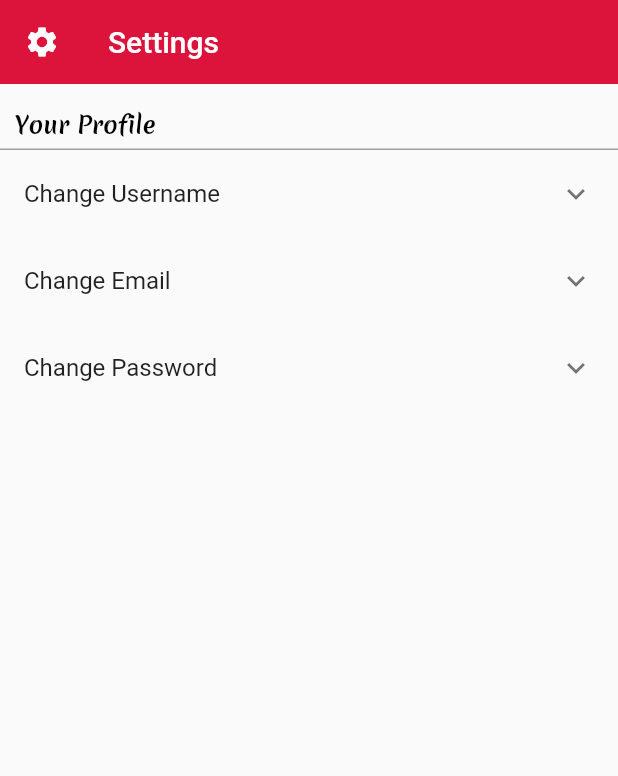
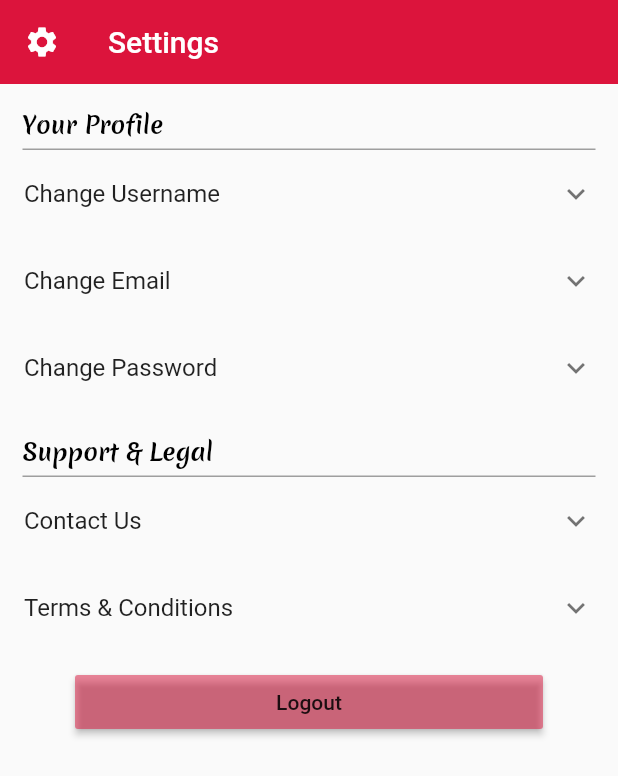
Before and after one commit to Shusmoy108/coffee-shop, a Flutter app: the SettingPage screen opened directly, on a phone screen of 412 x 824 dp. Shown: the top 776 px of the screen. Run offline on Flutter 3.47's test engine with Material 2 defaults, Android fonts, the phone set to English and light mode, and no system bars; our stand-ins replace flutter_map, font_awesome_flutter, latlong; missing offline and left inert: qrcode_reader, unicorndial.

Commit message:
settings page updated

```diff
--- /dev/null
+++ b/lib/src/screens/settingspage/log_out.dart
@@ -0,0 +1,25 @@
+import 'package:flutter/material.dart';
+import '../loginregisterpage/login_register_page.dart';
+
+class LogOut extends StatelessWidget {
+  @override
+  Widget build(BuildContext context) {
+    return Container(
+      padding: EdgeInsets.symmetric(horizontal: 50.0, vertical: 10.0),
+      child: RaisedButton(
+        child: Text('Logout'),
+        color: Color.fromRGBO(220, 20, 60, 0.5),
+        onPressed: () {
+          Navigator.of(context).pushAndRemoveUntil(
+            MaterialPageRoute(
+              builder: (BuildContext context) {
+                return LoginRegisterPage();
+              },
+            ),
+            (Route<dynamic> route) => false,
+          );
+        },
+      ),
+    );
+  }
+}
--- a/lib/src/screens/settingspage/profile_widget.dart
+++ b/lib/src/screens/settingspage/profile_widget.dart
@@ -32,7 +32,9 @@ class _ProfileWidgetState extends State<ProfileWidget> {
 
   Widget profileHeader() {
     return Container(
-      padding: EdgeInsets.fromLTRB(10.0, 15.0, 10.0, 5.0),
+      padding: EdgeInsets.symmetric(horizontal: 15.0),
+      child: Container(
+        padding: EdgeInsets.fromLTRB(0.0, 15.0, 0.0, 5.0),
         decoration: BoxDecoration(
           border: Border(
             bottom: BorderSide(
@@ -47,6 +49,7 @@ class _ProfileWidgetState extends State<ProfileWidget> {
             fontWeight: FontWeight.bold,
             color: Colors.black,
             fontFamily: 'Merienda',
+          ),
         ),
       ),
     );
--- a/lib/src/screens/settingspage/settings_page.dart
+++ b/lib/src/screens/settingspage/settings_page.dart
@@ -1,5 +1,7 @@
 import 'package:flutter/material.dart';
 import 'profile_widget.dart';
+import 'support_n_legal.dart';
+import 'log_out.dart';
 
 class SettingPage extends StatelessWidget {
   Widget build(BuildContext context) {
@@ -13,6 +15,8 @@ class SettingPage extends StatelessWidget {
       body: ListView(
         children: <Widget>[
           ProfileWidget(),
+          SupportAndLegal(),
+          LogOut(),
         ],
       ),
     );
--- /dev/null
+++ b/lib/src/screens/settingspage/support_n_legal.dart
@@ -0,0 +1,62 @@
+import 'package:flutter/material.dart';
+
+class SupportAndLegal extends StatelessWidget {
+  @override
+  Widget build(BuildContext context) {
+    return Column(
+      crossAxisAlignment: CrossAxisAlignment.stretch,
+      children: <Widget>[
+        snlHeader(),
+        contactUs(),
+        termsNconditions(),
+      ],
+    );
+  }
+
+  Widget snlHeader() {
+    return Container(
+      padding: EdgeInsets.symmetric(horizontal: 15.0),
+      child: Container(
+        padding: EdgeInsets.fromLTRB(0.0, 15.0, 0.0, 5.0),
+        decoration: BoxDecoration(
+          border: Border(
+            bottom: BorderSide(
+              color: Colors.grey,
+            ),
+          ),
+        ),
+        child: Text(
+          'Support & Legal',
+          style: TextStyle(
+            fontSize: 16.0,
+            fontWeight: FontWeight.bold,
+            color: Colors.black,
+            fontFamily: 'Merienda',
+          ),
+        ),
+      ),
+    );
+  }
+
+  Widget contactUs() {
+    return Container(
+      child: ExpansionTile(
+        title: Text('Contact Us'),
+        children: <Widget>[
+          Container(),
+        ],
+      ),
+    );
+  }
+
+  Widget termsNconditions() {
+    return Container(
+      child: ExpansionTile(
+        title: Text('Terms & Conditions'),
+        children: <Widget>[
+          Container(),
+        ],
+      ),
+    );
+  }
+}
```
Lines whose indentation alone changed are shown as unchanged.
